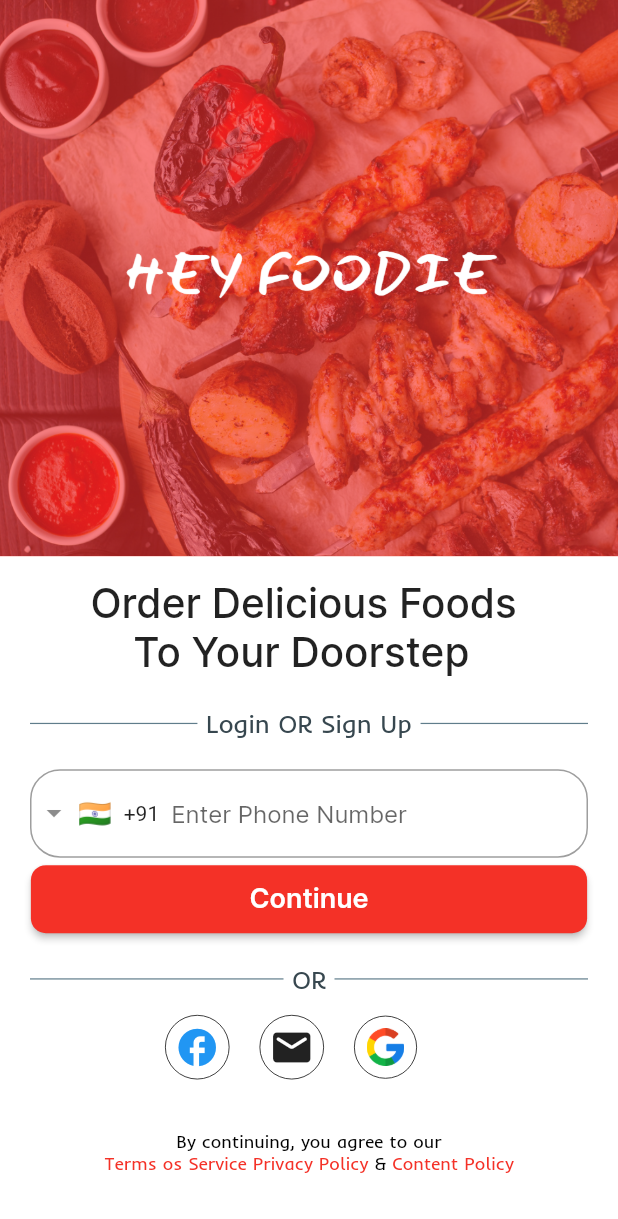
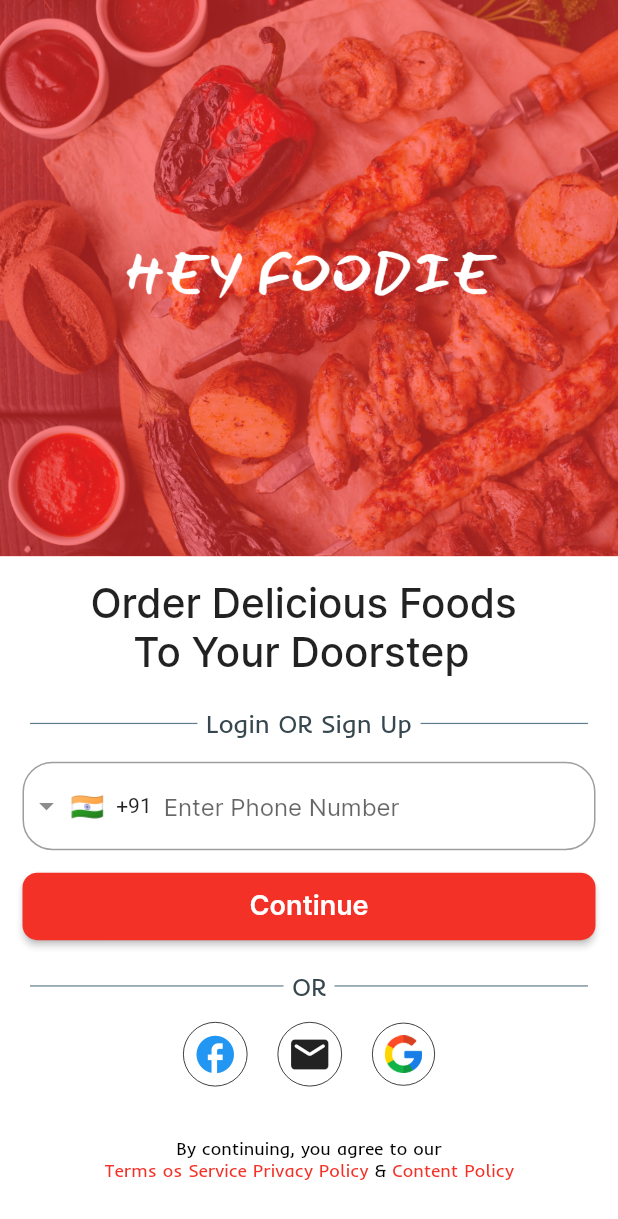
Before and after one commit to AyusHSahU1506/Assignment-3, a Flutter app: the screen it shows after launch, on a phone screen of 412 x 824 dp. Shown: the top 1219 px of the screen. Run offline on Flutter 3.47's test engine with Material 2 defaults, Android fonts, the light colour scheme and no system bars; drawn by our look-alikes of intl_phone_field; our stand-ins replace carousel_slider, flutter_screenutil, otp_text_field.

Commit message:
Please enter the commit message for your changes. Lines starting  with '' will be ignored, and an empty message aborts the commit.
 On branch main
 Your branch is ahead of 'origin/main' by 11 commits.
   (use "git push" to publish your local commits)

 Changes to be committed:
	modified:   lib/Auth/OtpScreen.dart
	modified:   lib/Auth/SignInScreen.dart
	modified:   lib/Screens/CartScreen.dart
	modified:   lib/Screens/ProfileScreen.dart
	modified:   lib/Screens/ShopScreen.dart
	modified:   lib/utils/ExploreList.dart
	modified:   lib/utils/FilterList.dart

```diff
--- a/lib/Auth/SignInScreen.dart
+++ b/lib/Auth/SignInScreen.dart
@@ -1,5 +1,6 @@
 import 'package:assignment3/Auth/OtpScreen.dart';
 import 'package:flutter/material.dart';
+import 'package:flutter_screenutil/flutter_screenutil.dart';
 import 'package:intl_phone_field/intl_phone_field.dart';
 
 class SignInScreen extends StatefulWidget {
@@ -74,9 +75,11 @@ class _SignInScreenState extends State<SignInScreen> {
               const SizedBox(
                 height: 15,
               ),
-              const Padding(
-                  padding: EdgeInsets.symmetric(horizontal: 20, vertical: 5),
-                  child: Form(
+              Padding(
+                padding: const EdgeInsets.symmetric(horizontal: 15),
+                child: SizedBox(
+                  width: w,
+                  child: const Form(
                       child: IntlPhoneField(
                     initialCountryCode: 'IN',
                     decoration: InputDecoration(
@@ -87,10 +90,17 @@ class _SignInScreenState extends State<SignInScreen> {
                         border: OutlineInputBorder(
                             borderRadius:
                                 BorderRadius.all(Radius.circular(20)))),
-                  ))),
-              SizedBox(
-                width: w * .90,
-                height: h * .11,
+                  )),
+                ),
+              ),
+              const SizedBox(
+                height: 15,
+              ),
+              Padding(
+                padding: const EdgeInsets.symmetric(horizontal: 15),
+                child: SizedBox(
+                  width: w,
+                  height: 45,
                   child: ElevatedButton(
                       style: ElevatedButton.styleFrom(
                         shape: RoundedRectangleBorder(
@@ -112,6 +122,7 @@ class _SignInScreenState extends State<SignInScreen> {
                             fontWeight: FontWeight.w600,
                             fontFamily: 'Inter'),
                       )),
+                ),
               ),
               const SizedBox(
                 height: 20,
@@ -147,9 +158,10 @@ class _SignInScreenState extends State<SignInScreen> {
                 height: 10,
               ),
               Row(
+                mainAxisAlignment: MainAxisAlignment.center,
+                crossAxisAlignment: CrossAxisAlignment.center,
                 children: [
                   const SizedBox(
-                    width: 110,
                     height: 50,
                   ),
                   Container(
@@ -199,7 +211,7 @@ class _SignInScreenState extends State<SignInScreen> {
                       fontSize: 12,
                       fontWeight: FontWeight.w400,
                       color: Colors.black),
-                  children: <TextSpan>[
+                  children: [
                     TextSpan(
                         text: 'Terms os Service ',
                         style: TextStyle(
--- a/lib/utils/ExploreList.dart
+++ b/lib/utils/ExploreList.dart
@@ -14,7 +14,7 @@ class ExploreList extends StatelessWidget {
     return ScreenUtilInit(
       builder: (context, child) => SingleChildScrollView(
         scrollDirection: Axis.horizontal,
-        child: Container(
+        child: SizedBox(
           height: 200,
           child: Row(
             children: [
@@ -37,7 +37,6 @@ class ExploreList extends StatelessWidget {
                   mainAxisAlignment: MainAxisAlignment.start,
                   children: [
                     Container(
-                      child: Image.asset("assets/images/VegBurger.png"),
                       height: 100,
                       width: MediaQuery.of(context).size.width.w,
                       decoration: const BoxDecoration(
@@ -45,6 +44,7 @@ class ExploreList extends StatelessWidget {
                           borderRadius: BorderRadius.only(
                               topLeft: Radius.circular(10),
                               topRight: Radius.circular(10))),
+                      child: Image.asset("assets/images/VegBurger.png"),
                     ),
                     const Padding(
                       padding: EdgeInsets.symmetric(horizontal: 5),
```
Also changed, not shown: lib/Auth/OtpScreen.dart (+17 -3 lines), lib/Screens/CartScreen.dart (+14 -9 lines), lib/Screens/ProfileScreen.dart (+1 -34 lines), lib/Screens/ShopScreen.dart (+5 -34 lines), lib/utils/FilterList.dart (+5 -6 lines). Lines whose indentation alone changed are shown as unchanged.
